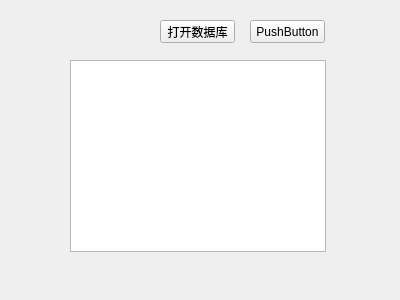
Old version of the form hs_database_test.ui in the repository Ying3141/yizumi-monitor.
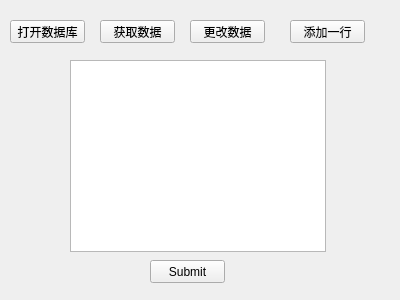
New version of the form.

Commit message: 测试引入数据库

The edit to the form file:
```diff
--- a/hs_database_test.ui
+++ b/hs_database_test.ui
@@ -16,7 +16,7 @@
   <widget class="QPushButton" name="pushButton">
    <property name="geometry">
     <rect>
-     <x>160</x>
+     <x>10</x>
      <y>20</y>
      <width>75</width>
      <height>23</height>
@@ -39,14 +39,53 @@
   <widget class="QPushButton" name="pushButton_2">
    <property name="geometry">
     <rect>
-     <x>250</x>
+     <x>100</x>
      <y>20</y>
      <width>75</width>
      <height>23</height>
     </rect>
    </property>
    <property name="text">
-    <string>PushButton</string>
+    <string>获取数据</string>
+   </property>
+  </widget>
+  <widget class="QPushButton" name="pushButton_3">
+   <property name="geometry">
+    <rect>
+     <x>190</x>
+     <y>20</y>
+     <width>75</width>
+     <height>23</height>
+    </rect>
+   </property>
+   <property name="text">
+    <string>更改数据</string>
+   </property>
+  </widget>
+  <widget class="QPushButton" name="pushButton_4">
+   <property name="geometry">
+    <rect>
+     <x>290</x>
+     <y>20</y>
+     <width>75</width>
+     <height>23</height>
+    </rect>
+   </property>
+   <property name="text">
+    <string>添加一行</string>
+   </property>
+  </widget>
+  <widget class="QPushButton" name="pushButton_5">
+   <property name="geometry">
+    <rect>
+     <x>150</x>
+     <y>260</y>
+     <width>75</width>
+     <height>23</height>
+    </rect>
+   </property>
+   <property name="text">
+    <string>Submit</string>
    </property>
   </widget>
  </widget>
```
The commit also changes 6 other files.
